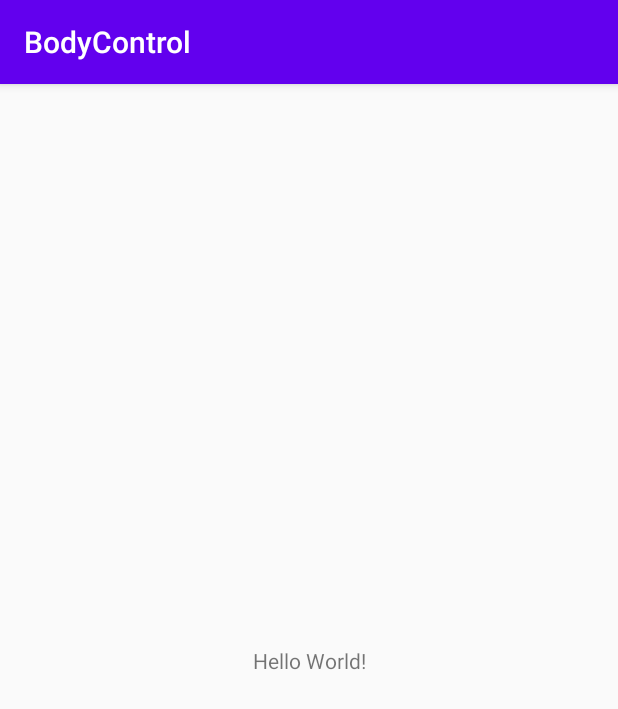
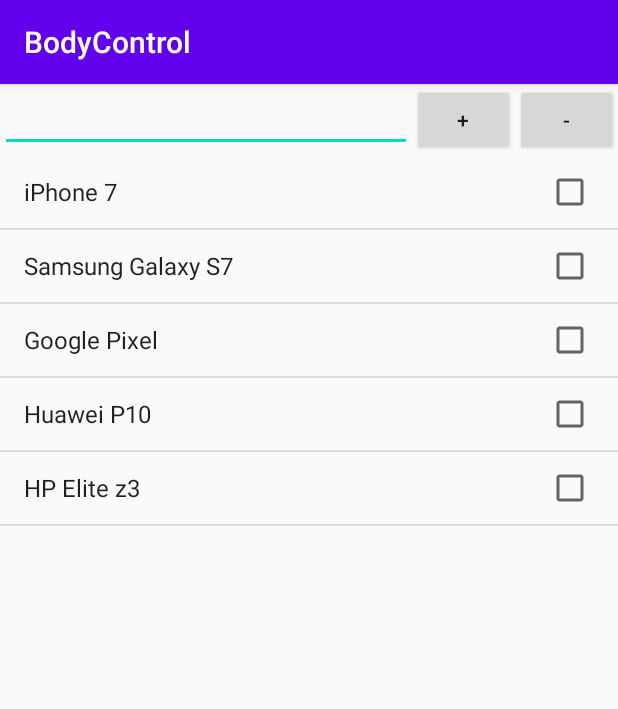
Before and after one commit to IharMayeuski/BodyControl, an Android app: the screen it shows after launch (MainActivity), on a phone screen of 412 x 824 dp. Shown: the top 709 px of the screen. Run offline under Robolectric (Android 15) with nearby library versions, the phone set to English and light mode, and no system bars.

Commit message:
MVI-001 Prepare first form

```diff
--- a/app/build.gradle
+++ b/app/build.gradle
@@ -31,4 +31,7 @@ dependencies {
     testImplementation 'junit:junit:4.12'
     androidTestImplementation 'androidx.test.ext:junit:1.1.1'
     androidTestImplementation 'androidx.test.espresso:espresso-core:3.2.0'
+    implementation 'com.google.android.material:material:1.1.0'
+    implementation 'org.projectlombok:lombok:1.18.12'
+    annotationProcessor 'org.projectlombok:lombok:1.18.12'
 }
--- a/app/src/main/java/com/maevskiy/bodycontrol/MainActivity.java
+++ b/app/src/main/java/com/maevskiy/bodycontrol/MainActivity.java
@@ -3,12 +3,74 @@ package com.maevskiy.bodycontrol;
 import androidx.appcompat.app.AppCompatActivity;
 
 import android.os.Bundle;
+import android.view.View;
+import android.widget.AdapterView;
+import android.widget.ArrayAdapter;
+import android.widget.EditText;
+import android.widget.ListView;
+
+import java.util.ArrayList;
 
 public class MainActivity extends AppCompatActivity {
 
+    ArrayList<String> phones = new ArrayList();
+    ArrayAdapter<String> adapter;
+
+    ArrayList<String> selectedPhones = new ArrayList();
+    ListView productList;
     @Override
     protected void onCreate(Bundle savedInstanceState) {
         super.onCreate(savedInstanceState);
         setContentView(R.layout.activity_main);
+
+        phones.add("iPhone 7");
+        phones.add("Samsung Galaxy S7");
+        phones.add("Google Pixel");
+        phones.add("Huawei P10");
+        phones.add("HP Elite z3");
+
+        productList = (ListView) findViewById(R.id.productList);
+        adapter = new ArrayAdapter<String>(this, android.R.layout.simple_list_item_multiple_choice, phones);
+        productList.setAdapter(adapter);
+
+        // обработка установки и снятия отметки в списке
+        productList.setOnItemClickListener(new AdapterView.OnItemClickListener(){
+            @Override
+            public void onItemClick(AdapterView<?> parent, View v, int position, long id)
+            {
+                // получаем нажатый элемент
+                String phone = adapter.getItem(position);
+                if(productList.isItemChecked(position)==true){
+                    selectedPhones.add(phone);
+                }
+                else{
+
+                    selectedPhones.remove(phone);
+                }
+            }
+        });
+    }
+
+    public void add(View view){
+
+        EditText phoneEditText = (EditText) findViewById(R.id.phone);
+        String phone = phoneEditText.getText().toString();
+        if(!phone.isEmpty() && phones.contains(phone)==false){
+            adapter.add(phone);
+            phoneEditText.setText("");
+            adapter.notifyDataSetChanged();
+        }
+    }
+    public void remove(View view){
+        // получаем и удаляем выделенные элементы
+        for(int i=0; i< selectedPhones.size();i++){
+            adapter.remove(selectedPhones.get(i));
+        }
+        // снимаем все ранее установленные отметки
+        productList.clearChoices();
+        // очищаем массив выбраных объектов
+        selectedPhones.clear();
+
+        adapter.notifyDataSetChanged();
     }
 }
--- a/app/src/main/res/layout/activity_main.xml
+++ b/app/src/main/res/layout/activity_main.xml
@@ -1,18 +1,32 @@
 <?xml version="1.0" encoding="utf-8"?>
-<androidx.constraintlayout.widget.ConstraintLayout xmlns:android="http://schemas.android.com/apk/res/android"
-    xmlns:app="http://schemas.android.com/apk/res-auto"
-    xmlns:tools="http://schemas.android.com/tools"
+<LinearLayout  xmlns:android="http://schemas.android.com/apk/res/android"
     android:layout_width="match_parent"
     android:layout_height="match_parent"
-    tools:context=".MainActivity">
-
-    <TextView
-        android:layout_width="wrap_content"
-        android:layout_height="wrap_content"
-        android:text="Hello World!"
-        app:layout_constraintBottom_toBottomOf="parent"
-        app:layout_constraintLeft_toLeftOf="parent"
-        app:layout_constraintRight_toRightOf="parent"
-        app:layout_constraintTop_toTopOf="parent" />
-
-</androidx.constraintlayout.widget.ConstraintLayout>
+    android:orientation="vertical" >
+    <LinearLayout
+        android:layout_width="match_parent"
+        android:layout_height="wrap_content">
+        <EditText
+            android:id="@+id/phone"
+            android:layout_weight="4"
+            android:layout_width="0dp"
+            android:layout_height="wrap_content" />
+        <Button
+            android:layout_weight="1"
+            android:text="+"
+            android:layout_width="0dp"
+            android:layout_height="wrap_content"
+            android:onClick="add"/>
+        <Button
+            android:layout_weight="1"
+            android:text="-"
+            android:layout_width="0dp"
+            android:layout_height="wrap_content"
+            android:onClick="remove"/>
+    </LinearLayout>
+    <ListView
+        android:choiceMode="multipleChoice"
+        android:id="@+id/productList"
+        android:layout_width="match_parent"
+        android:layout_height="match_parent"/>
+</LinearLayout>
```
Also changed, not shown: app/src/main/java/com/maevskiy/bodycontrol/Product.java (added, +13 -0 lines), app/src/main/res/layout/list_item.xml (added, +26 -0 lines).
